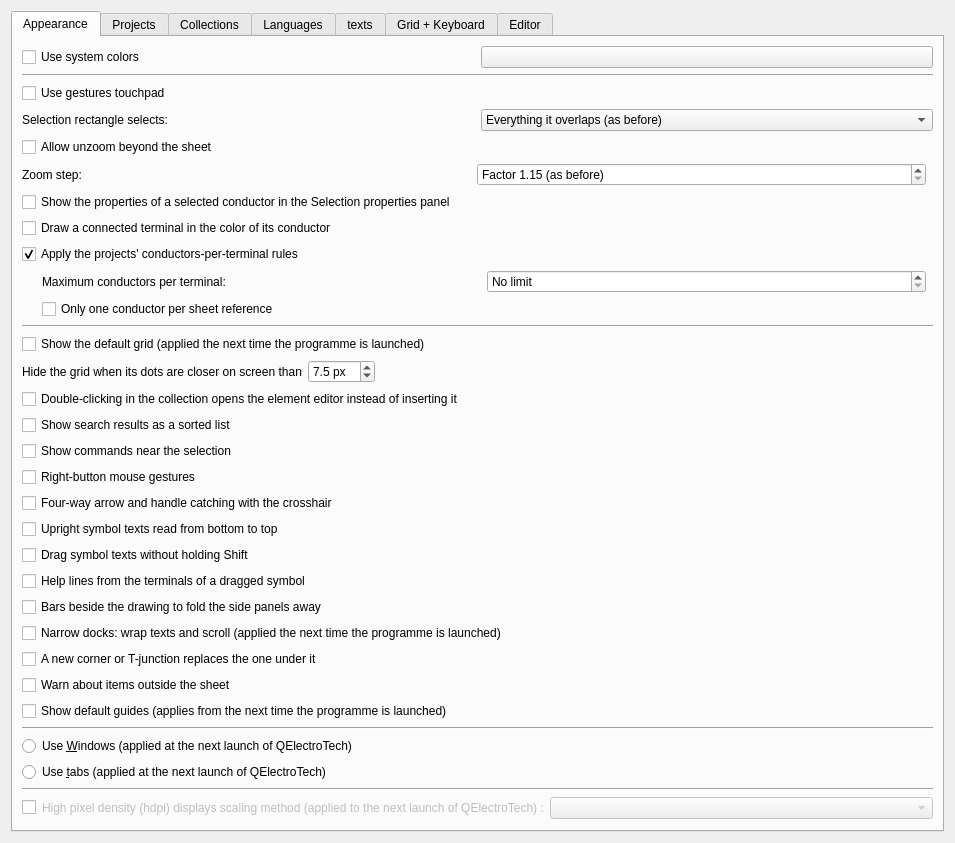
First picture: the form in sources/ui/configpage/generalconfigurationpage.ui, repository Birger90/qelectrotech-eplan, before the edit.
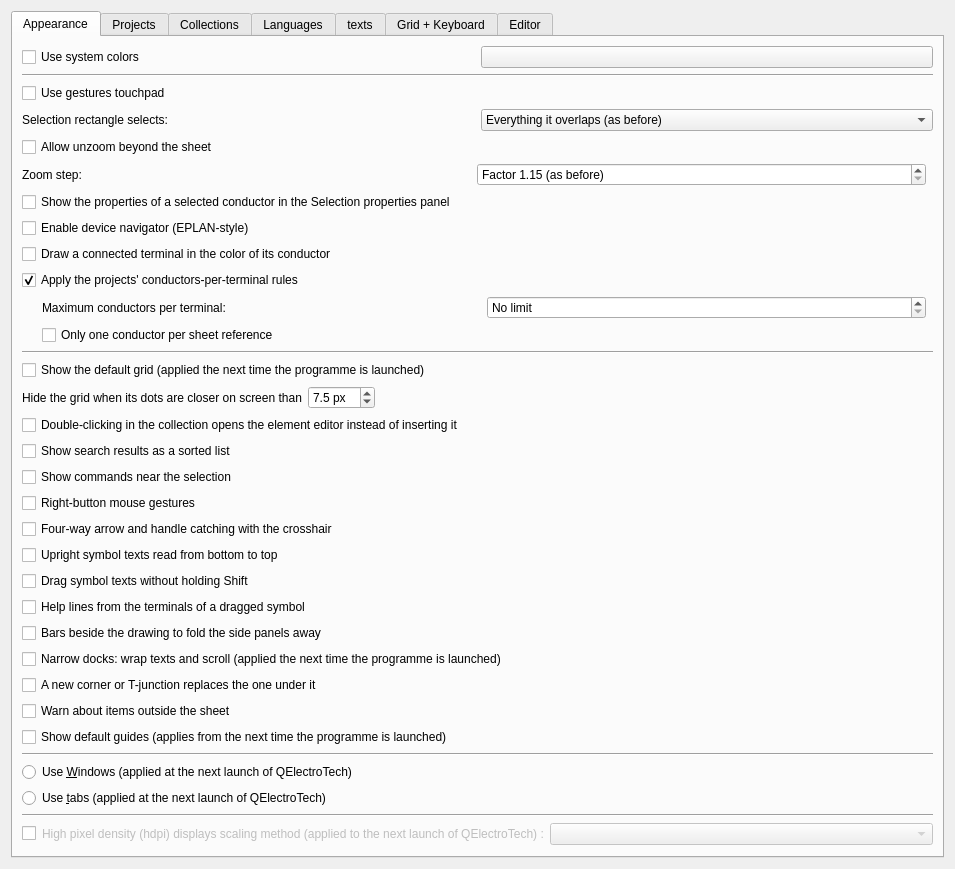
Second picture: the form after the edit. Custom widgets are drawn as their Qt base class.

Commit message: Add EPLAN-style Device Navigator dock with structure grouping and settings toggle

```diff
--- a/sources/ui/configpage/generalconfigurationpage.ui
+++ b/sources/ui/configpage/generalconfigurationpage.ui
@@ -146,6 +146,16 @@
          </property>
         </widget>
        </item>
+        <item>
+         <widget class="QCheckBox" name="m_device_navigator_cb">
+          <property name="text">
+           <string>Enable device navigator (EPLAN-style)</string>
+          </property>
+          <property name="toolTip">
+           <string>Show the hierarchical device navigator panel for components, terminals, and functions by plant structure</string>
+          </property>
+         </widget>
+        </item>
        <item>
         <widget class="QCheckBox" name="m_terminal_conductor_color">
          <property name="text">
```
The commit also changes 10 other files.
